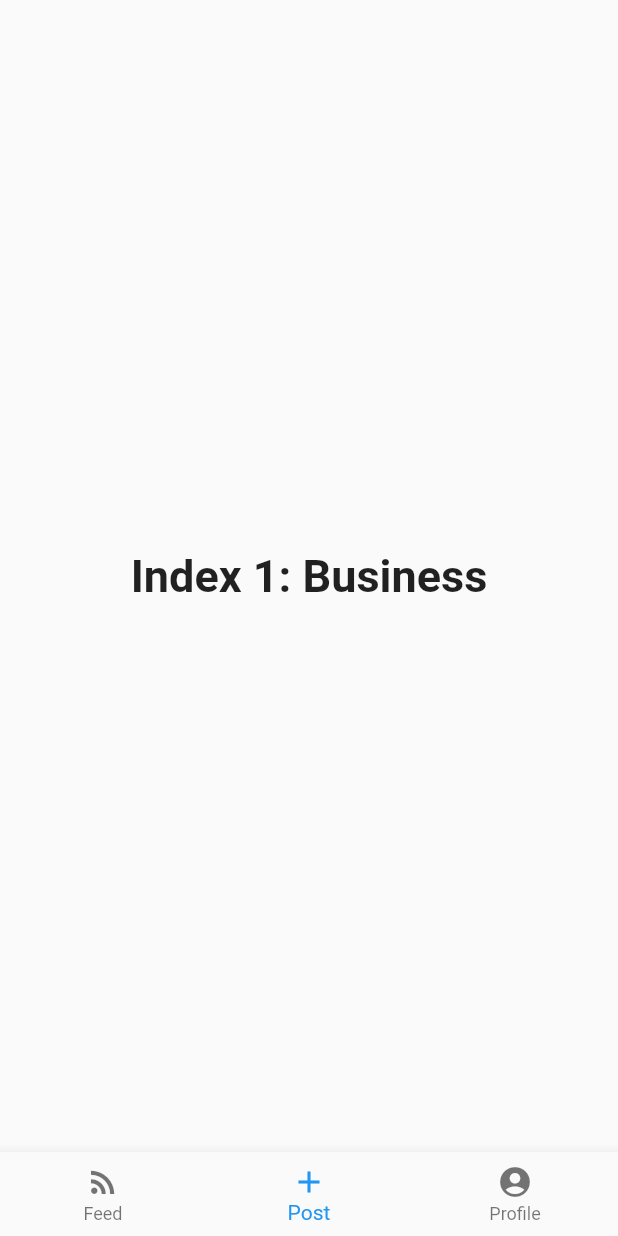
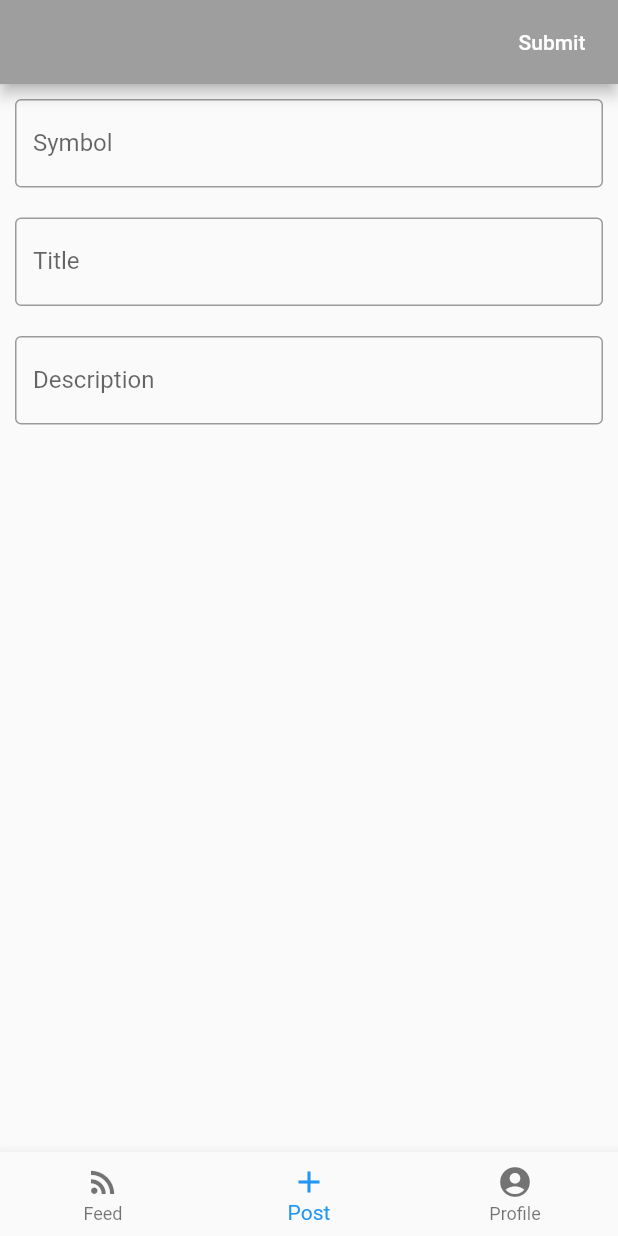
Before and after one commit to jmalfara/stock_talks, a Flutter app: the screen it shows after launch, item 2 of the bottom bar chosen, on a phone screen of 412 x 824 dp. Run offline on Flutter 3.47's test engine with Material 2 defaults, Android fonts, the phone set to English and light mode, and no system bars; network calls fail.

Commit message:
Stub upload screen

```diff
--- a/lib/main.dart
+++ b/lib/main.dart
@@ -11,6 +11,7 @@
 
 import 'package:flutter/material.dart';
 import 'package:stock_talks/screen/feed/feedScreen.dart';
+import 'package:stock_talks/screen/upload/uploadScreen.dart';
 
 void main() => runApp(MyApp());
 
@@ -39,13 +40,8 @@ class _MyStatefulWidgetState extends State<MyStatefulWidget> {
   static const TextStyle optionStyle =
       TextStyle(fontSize: 30, fontWeight: FontWeight.bold);
   static const List<Widget> _widgetOptions = <Widget>[
-    FeedScreen(
-
-    ),
-    Text(
-      'Index 1: Business',
-      style: optionStyle,
-    ),
+    FeedScreen(),
+    UploadScreen(),
     Text(
       'Index 2: School',
       style: optionStyle,
--- a/lib/screen/upload/uploadScreen.dart
+++ b/lib/screen/upload/uploadScreen.dart
@@ -2,3 +2,95 @@
  * Post Screen
  * This screen is responsible for displaying a form to upload a post
  * */
+
+import 'package:flutter/material.dart';
+
+class UploadScreen extends StatefulWidget {
+
+  const UploadScreen();
+
+  @override
+  State<StatefulWidget> createState() {
+    // TODO: implement createState
+    return _UploadScreenState();
+  }
+}
+
+class _UploadScreenState extends State<UploadScreen> {
+  final symbolTextController = TextEditingController();
+  final titleTextController = TextEditingController();
+  final descriptionTextController = TextEditingController();
+
+  @override
+  Widget build(BuildContext context) {
+    // TODO: implement build
+    return Scaffold(
+      appBar: AppBar(
+        backgroundColor: Colors.grey[500],
+        actions: <Widget>[
+          FlatButton(
+              child: Text(
+                "Submit",
+                style: TextStyle(color: Colors.white),
+              ),
+              onPressed: submitPost
+          ),
+        ]
+      ),
+      body: ListView(
+        children: <Widget>[
+          // TODO Build a selector for this
+          Padding(
+            padding: EdgeInsets.all(10),
+            child: TextField(
+              controller: symbolTextController,
+              decoration: InputDecoration(
+                border: OutlineInputBorder(),
+                labelText: 'Symbol',
+              ),
+              keyboardType: TextInputType.text,
+              textInputAction: TextInputAction.next,
+              textCapitalization: TextCapitalization.characters,
+            )
+          ),
+          Padding(
+            padding: EdgeInsets.all(10),
+            child: TextField(
+              controller: titleTextController,
+              decoration: InputDecoration(
+                  border: OutlineInputBorder(),
+                  labelText: 'Title',
+                  hintText: "An interesting title"
+              ),
+              keyboardType: TextInputType.text,
+              textInputAction: TextInputAction.next,
+              textCapitalization: TextCapitalization.sentences,
+            )
+          ),
+          Padding(
+            padding: EdgeInsets.all(10),
+            child: Container(
+              child: TextField(
+                controller: descriptionTextController,
+                decoration: InputDecoration(
+                    border: OutlineInputBorder(),
+                    labelText: 'Description',
+                    hintText: "Details about your post (optional)"
+                ),
+                maxLines: null,
+                keyboardType: TextInputType.multiline,
+                textInputAction: TextInputAction.newline,
+                textCapitalization: TextCapitalization.sentences,
+              )
+            )
+          )
+        ],
+      )
+    );
+  }
+
+  void submitPost() {
+    // TODO Hookup API
+    print("Submit Post");
+  }
+}
```
